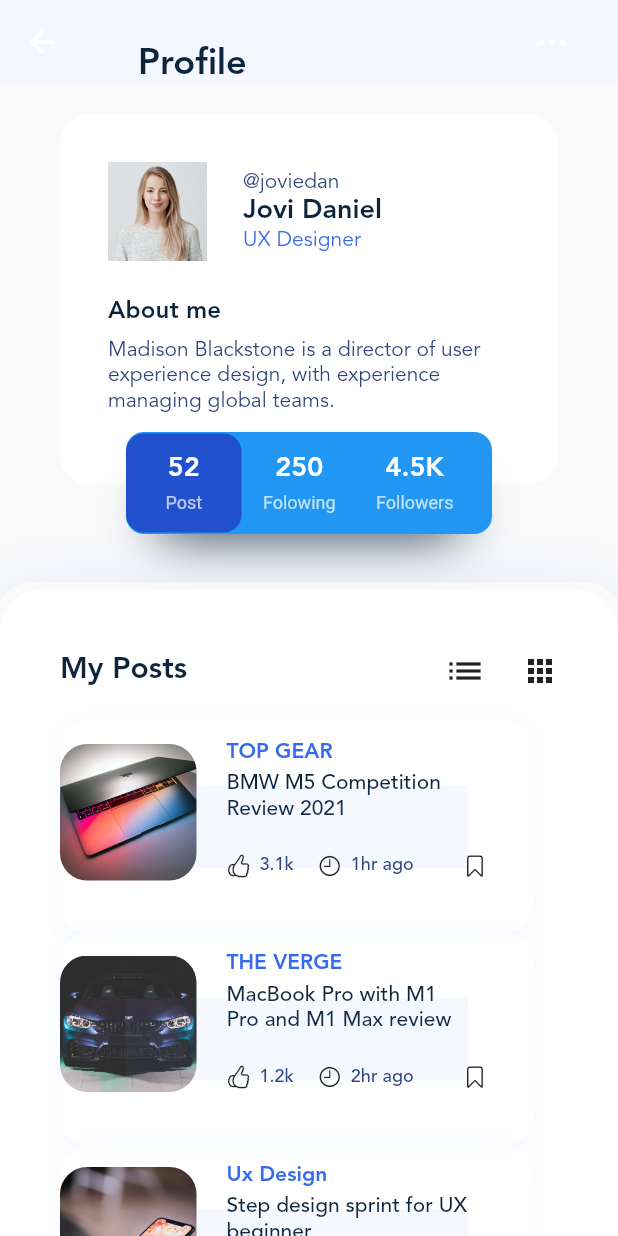
After one commit to peymansf2000/blog_club_UI, a Flutter app: the ProfileScreen screen opened directly, on a phone screen of 412 x 824 dp. The commit adds this screen. Run offline on Flutter 3.47's test engine with Material 2 defaults, Android fonts, the phone set to English and light mode, and no system bars; our stand-ins replace carousel_slider, flutter_svg, gradient_borders, smooth_page_indicator; Roboto replaces fonts that are missing (Mulish).

Commit message:
add ProfileScreen

```diff
--- a/lib/main.dart
+++ b/lib/main.dart
@@ -20,6 +20,7 @@ class MyApp extends StatelessWidget {
         appBarTheme: AppBarTheme(backgroundColor: Color(0xFFF4F7FF)),
         colorScheme: const ColorScheme.light(
             primary: Color(0xFF376AED),
+            shadow: Color(0x700C243C),
             onPrimary: Colors.white,
             onSurface: primaryTextColor,
             onBackground: primaryTextColor,
@@ -36,6 +37,17 @@ class MyApp extends StatelessWidget {
               color: Color(0xFF0D253C),
               fontSize: 24,
               fontWeight: FontWeight.w800,
+            ),
+            titleSmall: TextStyle(
+              color: Color(0xFF0D253C),
+              fontSize: 16,
+              fontWeight: FontWeight.w800,
+            ),
+            headlineSmall: TextStyle(
+              color: Colors.white70,
+              fontSize: 12,
+              fontFamily: 'Mulish',
+              fontWeight: FontWeight.w400,
             ),
             headlineMedium: TextStyle(
               color: Colors.white,
--- /dev/null
+++ b/lib/profile.dart
@@ -0,0 +1,374 @@
+import 'package:flutter/cupertino.dart';
+import 'package:flutter/material.dart';
+import 'package:flutter_svg/flutter_svg.dart';
+
+import 'data.dart';
+
+class ProfileScreen extends StatelessWidget {
+  const ProfileScreen({Key? key}) : super(key: key);
+
+  @override
+  Widget build(BuildContext context) {
+    return SafeArea(
+        child: Scaffold(
+      body: SingleChildScrollView(physics: BouncingScrollPhysics(),
+          child: Column(
+        children: [
+          AppBar(
+            elevation: 0,
+            title: Padding(
+              padding: const EdgeInsets.fromLTRB(20, 30, 0, 0),
+              child: Text(
+                'Profile',
+                style: Theme.of(context).textTheme.titleLarge,
+              ),
+            ),
+            actions: [
+              IconButton(onPressed: () {}, icon: Icon(CupertinoIcons.ellipsis)),
+              const SizedBox(
+                width: 20,
+              ),
+            ],
+          ),
+          SizedBox(
+            height: 20,
+          ),
+          Padding(
+            padding: const EdgeInsets.fromLTRB(40, 0, 40, 20),
+            child: Stack(clipBehavior: Clip.none, children: [
+              Container(
+                decoration: BoxDecoration(
+                    borderRadius: BorderRadius.circular(20),
+                    color: Colors.white),
+                child: Padding(
+                  padding: const EdgeInsets.all(32),
+                  child: Column(
+                    crossAxisAlignment: CrossAxisAlignment.start,
+                    children: [
+                      Row(
+                        children: [
+                          Image.asset(
+                            'assets/img/stories/story_4.jpg',
+                            width: 66,
+                            height: 66,
+                          ),
+                          SizedBox(
+                            width: 24,
+                          ),
+                          Column(
+                              crossAxisAlignment: CrossAxisAlignment.start,
+                              children: [
+                                Text(
+                                  '@joviedan',
+                                  style: Theme.of(context).textTheme.bodyLarge,
+                                ),
+                                Text(
+                                  'Jovi Daniel',
+                                  style: Theme.of(context)
+                                      .textTheme
+                                      .titleLarge
+                                      ?.copyWith(fontSize: 18),
+                                ),
+                                Text(
+                                  'UX Designer',
+                                  style: Theme.of(context)
+                                      .textTheme
+                                      .headlineLarge
+                                      ?.copyWith(
+                                          fontSize: 14,
+                                          fontWeight: FontWeight.w400),
+                                )
+                              ])
+                        ],
+                      ),
+                      SizedBox(
+                        height: 24,
+                      ),
+                      Text(
+                        'About me',
+                        style: Theme.of(context).textTheme.titleSmall,
+                      ),
+                      SizedBox(
+                        height: 8,
+                      ),
+                      Text(
+                        'Madison Blackstone is a director of user experience design, with experience managing global teams.',
+                        style: Theme.of(context).textTheme.bodyLarge,
+                      ),
+                      SizedBox(
+                        height: 15,
+                      )
+                    ],
+                  ),
+                ),
+              ),
+              Positioned(
+                  bottom: -33,
+                  left: 44,
+                  right: 44,
+                  child: Stack(
+                    children: [
+                      Container(
+                        decoration: BoxDecoration(
+                            boxShadow: const [
+                              BoxShadow(
+                                  blurStyle: BlurStyle.outer,
+                                  offset: Offset(0, 20),
+                                  spreadRadius: -20,
+                                  blurRadius: 30,
+                                  color: Color(0xFF0C243C)),
+                            ],
+                            color: Colors.blue,
+                            borderRadius: BorderRadius.circular(12)),
+                        height: 68,
+                        child: Row(
+                          children: [
+                            Container(
+                              decoration: BoxDecoration(
+                                  color: Color(0xFF2151CD),
+                                  borderRadius: BorderRadius.circular(12)),
+                              width: 77,
+                              height: 66,
+                              child: Column(
+                                mainAxisAlignment: MainAxisAlignment.center,
+                                children: [
+                                  Text(
+                                    '52',
+                                    style: Theme.of(context)
+                                        .textTheme
+                                        .headlineMedium
+                                        ?.copyWith(fontSize: 18),
+                                  ),
+                                  SizedBox(
+                                    height: 4,
+                                  ),
+                                  Text(
+                                    'Post',
+                                    style: Theme.of(context)
+                                        .textTheme
+                                        .headlineSmall,
+                                  )
+                                ],
+                              ),
+                            ),
+                            Container(
+                              width: 77,
+                              height: 66,
+                              child: Column(
+                                mainAxisAlignment: MainAxisAlignment.center,
+                                children: [
+                                  Text(
+                                    '250',
+                                    style: Theme.of(context)
+                                        .textTheme
+                                        .headlineMedium
+                                        ?.copyWith(fontSize: 18),
+                                  ),
+                                  SizedBox(
+                                    height: 4,
+                                  ),
+                                  Text(
+                                    'Folowing',
+                                    style: Theme.of(context)
+                                        .textTheme
+                                        .headlineSmall,
+                                  )
+                                ],
+                              ),
+                            ),
+                            Container(
+                              width: 77,
+                              height: 66,
+                              child: Column(
+                                mainAxisAlignment: MainAxisAlignment.center,
+                                children: [
+                                  Text(
+                                    '4.5K',
+                                    style: Theme.of(context)
+                                        .textTheme
+                                        .headlineMedium
+                                        ?.copyWith(fontSize: 18),
+                                  ),
+                                  SizedBox(
+                                    height: 4,
+                                  ),
+                                  Text(
+                                    'Followers',
+                                    style: Theme.of(context)
+                                        .textTheme
+                                        .headlineSmall,
+                                  )
+                                ],
+                              ),
+                            )
+                          ],
+                        ),
+                      ),
+                    ],
+                  ))
+            ]),
+          ),
+          SizedBox(
+            height: 50,
+          ),
+          Container(
+              child: Column(
+                children: [
+                  Padding(
+                    padding: const EdgeInsets.fromLTRB(40, 40, 40, 10),
+                    child: Row(mainAxisAlignment: MainAxisAlignment.spaceBetween,
+                      children: [
+                        Text('My Posts',style: Theme.of(context).textTheme.titleLarge?.copyWith(fontSize: 20),),
+                      Row(children: [Icon(Icons.list,size: 28),SizedBox(width: 24),Icon(Icons.apps)])
+
+                      ],
+                    ),
+                  ),
+                  _PostList(),
+                ],
+              ),
+              decoration: BoxDecoration(
+                  color: Colors.white,
+                  borderRadius: BorderRadius.circular(28),
+                  boxShadow: const [
+                    BoxShadow(
+                      blurStyle: BlurStyle.outer,
+                      color: Color(0x225182FF),
+                      blurRadius: 32,
+                      // offset: Offset(0, 10),
+                      spreadRadius: 5,
+                    )
+                  ]))
+        ],
+      )),
+    ));
+  }
+}
+
+class _PostList extends StatelessWidget {
+  _PostList({
+    Key? key,
+  }) : super(key: key);
+  final List<PostData> posts = AppDatabase.posts;
+  @override
+  Widget build(BuildContext context) {
+    return ListView.builder(
+        itemExtent: 141,
+        shrinkWrap: true,
+        physics: const ClampingScrollPhysics(),
+        itemBuilder: (context, index) => _Post(post: posts[index]),
+        itemCount: posts.length);
+  }
+}
+
+class _Post extends StatelessWidget {
+  const _Post({
+    Key? key,
+    required this.post,
+  }) : super(key: key);
+  final PostData post;
+  @override
+  Widget build(BuildContext context) {
+    return Stack(children: [
+      Padding(
+        padding: const EdgeInsets.fromLTRB(40, 0, 40, 0),
+        child: Row(
+          children: [
+            ClipRRect(
+              borderRadius: BorderRadius.circular(18),
+              child: SizedBox(
+                width: 91,
+                height: 91,
+                child: Image.asset(
+                  'assets/img/posts/small/${post.imageFileName}',
+                  fit: BoxFit.cover,
+                ),
+              ),
+            ),
+            const SizedBox(
+              width: 20,
+            ),
+            Column(
+              mainAxisAlignment: MainAxisAlignment.center,
+              crossAxisAlignment: CrossAxisAlignment.start,
+              children: [
+                Text(
+                  post.caption,
+                  style: Theme.of(context).textTheme.headlineLarge,
+                ),
+                const SizedBox(
+                  height: 4,
+                ),
+                Flexible(
+                  child: SizedBox(
+                    width: 163,
+                    child: Text(
+                      post.title,
+                      style: Theme.of(context).textTheme.bodyMedium,
+                    ),
+                  ),
+                ),
+                const SizedBox(
+                  height: 21,
+                ),
+                Row(
+                  mainAxisAlignment: MainAxisAlignment.center,
+                  children: [
+                    const Icon(CupertinoIcons.hand_thumbsup, size: 16),
+                    const SizedBox(
+                      width: 6,
+                    ),
+                    Text(post.likes,
+                        style: Theme.of(context).textTheme.bodySmall),
+                    const SizedBox(
+                      width: 16,
+                    ),
+                    const Icon(
+                      CupertinoIcons.time,
+                      size: 16,
+                    ),
+                    const SizedBox(
+                      width: 6,
+                    ),
+                    Text(
+                      post.time,
+                      style: Theme.of(context).textTheme.bodySmall,
+                    ),
+                    const SizedBox(
+                      width: 33,
+                    ),
+                    post.isBookmarked
+                        ? const Icon(CupertinoIcons.bookmark_fill, size: 16)
+                        : const Icon(CupertinoIcons.bookmark, size: 16)
+                  ],
+                ),
+                const SizedBox(
+                  height: 5,
+                )
+              ],
+            )
+          ],
+        ),
+      ),
+      Padding(
+        padding: const EdgeInsets.fromLTRB(40, 0, 40, 0),
+        child: Container(
+          width: 315,
+          height: 141,
+          decoration: BoxDecoration(
+            borderRadius: BorderRadius.circular(18),
+            boxShadow: const [
+              BoxShadow(
+                blurStyle: BlurStyle.outer,
+                color: Color(0x0F5182FF),
+                blurRadius: 15,
+                offset: Offset(0, 10),
+                spreadRadius: 0,
+              )
+            ],
+          ),
+        ),
+      ),
+    ]);
+  }
+}
```
Also changed, not shown: assets/img/icons/Grid.svg (added), assets/img/icons/Table.svg (added).
